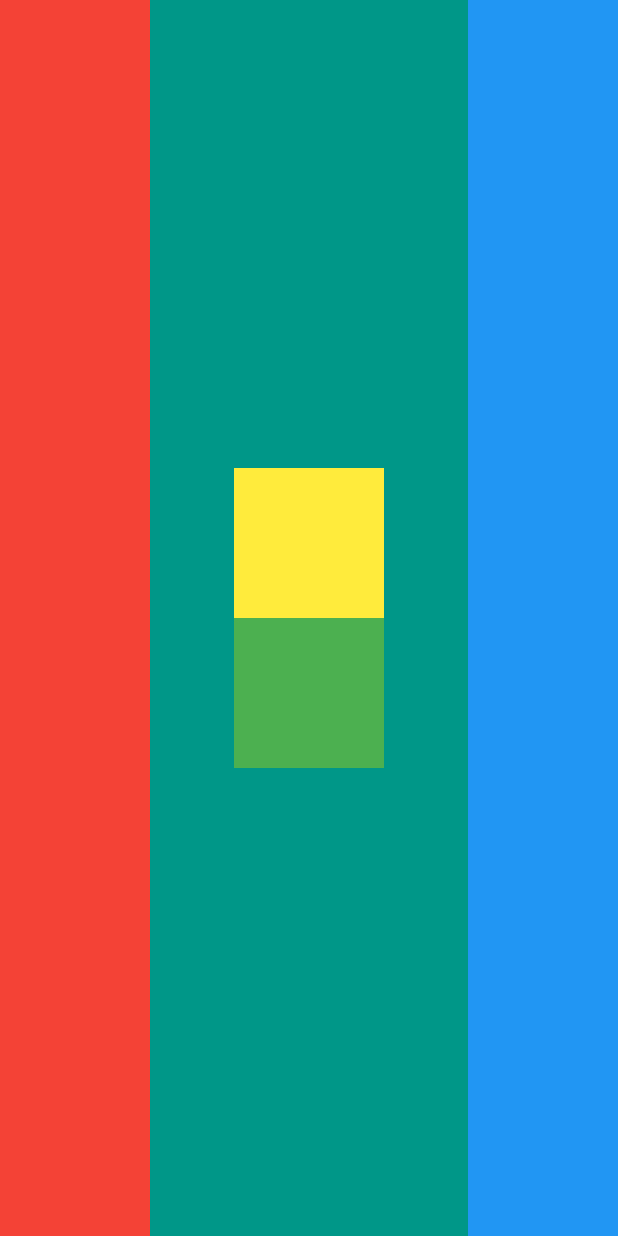
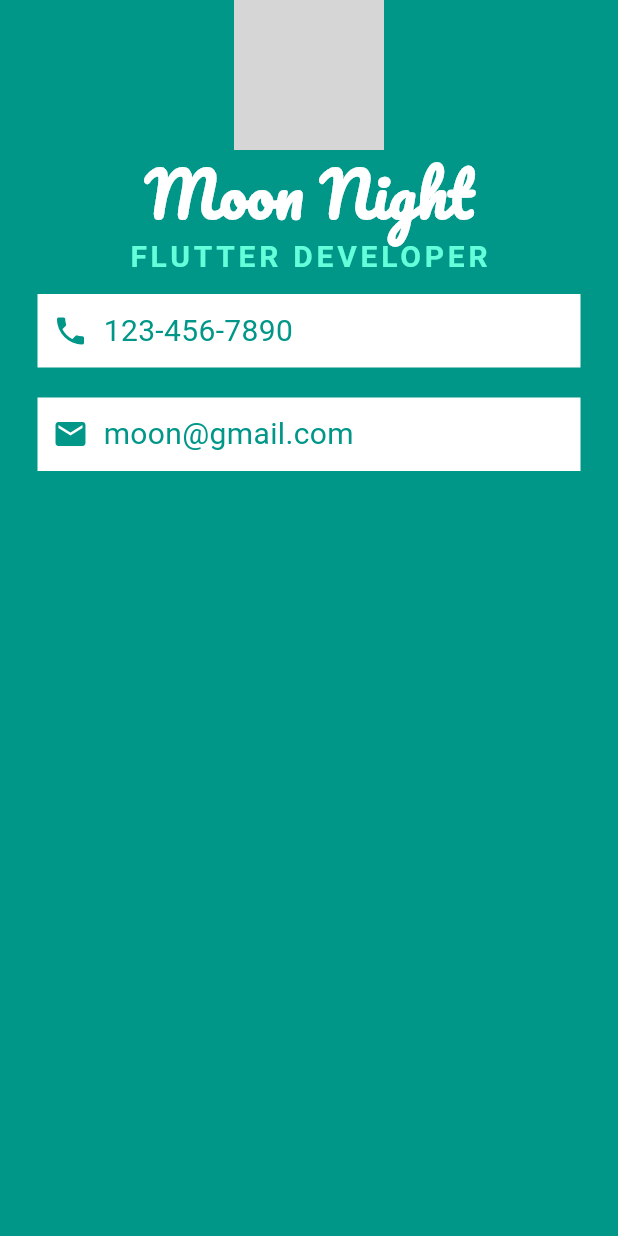
Before and after one commit to NadiiaTysh/Flutter_mi_card, a Flutter app: the screen it shows after launch, on a phone screen of 412 x 824 dp. Run offline on Flutter 3.47's test engine with Material 3 defaults, Android fonts, the light colour scheme and no system bars; grey boxes are pictures that could not be loaded.

Commit message:
Business card

```diff
--- a/lib/main.dart
+++ b/lib/main.dart
@@ -13,34 +13,74 @@ class MyApp extends StatelessWidget {
       home: Scaffold(
         backgroundColor: Colors.teal,
         body: SafeArea(
-          child: Row(
-            crossAxisAlignment: CrossAxisAlignment.stretch,
-            mainAxisAlignment: MainAxisAlignment.spaceBetween,
+          child: Column(
             children: <Widget>[
-              Container(
-                height: 100,
-                width: 100,
-                color: Colors.red,
+              const CircleAvatar(
+                radius: 50.0,
+                backgroundImage: AssetImage('images/cat.jpg'),
               ),
-              Column(
-                mainAxisAlignment: MainAxisAlignment.center,
-                children: <Widget>[
-                  Container(
-                    height: 100,
-                    width: 100,
-                    color: Colors.yellow,
-                  ),
-                  Container(
-                    height: 100,
-                    width: 100,
-                    color: Colors.green,
-                  ),
-                ],
+              const Text(
+                'Moon Night',
+                style: TextStyle(
+                  fontSize: 40,
+                  color: Colors.white,
+                  fontWeight: FontWeight.bold,
+                  fontFamily: 'Pacifico',
+                ),
+              ),
+              const Text(
+                'FLUTTER DEVELOPER',
+                style: TextStyle(
+                    color: Colors.tealAccent,
+                    fontWeight: FontWeight.bold,
+                    fontSize: 20,
+                    letterSpacing: 2.5),
               ),
               Container(
-                height: 100,
-                width: 100,
-                color: Colors.blue,
+                color: Colors.white,
+                margin: EdgeInsets.symmetric(vertical: 10, horizontal: 25),
+                padding: EdgeInsets.all(10),
+                child: Row(
+                  children: [
+                    Icon(
+                      Icons.phone,
+                      color: Colors.teal,
+                    ),
+                    SizedBox(
+                      width: 10,
+                    ),
+                    Text(
+                      '123-456-7890',
+                      style: TextStyle(
+                        color: Colors.teal,
+                        fontSize: 20,
+                      ),
+                    )
+                  ],
+                ),
+              ),
+              Container(
+                color: Colors.white,
+                margin: EdgeInsets.symmetric(vertical: 10, horizontal: 25),
+                padding: EdgeInsets.all(10),
+                child: Row(
+                  children: [
+                    Icon(
+                      Icons.email,
+                      color: Colors.teal,
+                    ),
+                    SizedBox(
+                      width: 10,
+                    ),
+                    Text(
+                      'moon@gmail.com',
+                      style: TextStyle(
+                        color: Colors.teal,
+                        fontSize: 20,
+                      ),
+                    )
+                  ],
+                ),
               ),
             ],
           ),
--- a/pubspec.yaml
+++ b/pubspec.yaml
@@ -55,6 +55,10 @@ flutter:
   uses-material-design: true
   assets:
     - images/
+  fonts:
+    - family: Pacifico
+      fonts:
+        - asset: fonts/Pacifico-Regular.ttf
 
   # An image asset can refer to one or more resolution-specific "variants", see
   # https://flutter.dev/to/resolution-aware-images
```
Also changed, not shown: fonts/Pacifico-Regular.ttf (added), images/AppIcons/appstore.png (deleted), images/AppIcons/playstore.png (deleted), images/diamond.png (deleted), images/i_am_rich_app_icon.png (deleted).
